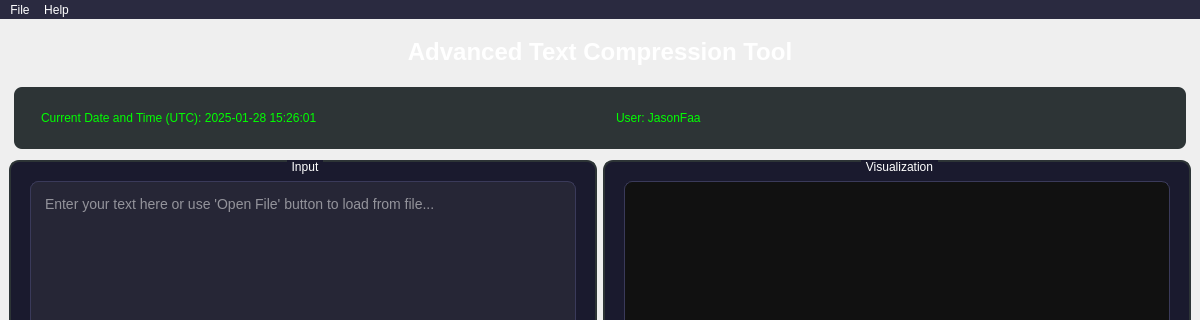
shayan-shm/BWT-RLE-Huffman-Compressor, file main_window.ui: the form before one commit; both pictures show x 0 to 1200 and y 0 to 320 of the 1200 by 827 pixel window.
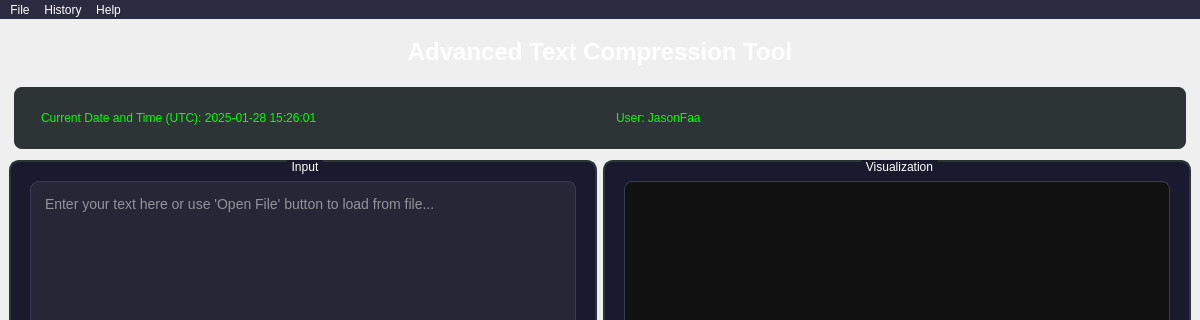
The form after the commit.

Commit message: fix bugs add huffman tree and history

Diff of the .ui file:
```diff
--- a/main_window.ui
+++ b/main_window.ui
@@ -476,6 +476,12 @@
     <addaction name="separator"/>
     <addaction name="actionExit"/>
    </widget>
+   <widget class="QMenu" name="menuHistory">
+    <property name="title">
+     <string>History</string>
+    </property>
+    <addaction name="actionShowHistory"/>
+    </widget>
    <widget class="QMenu" name="menuHelp">
     <property name="title">
      <string>Help</string>
@@ -484,6 +490,7 @@
     <addaction name="actionDocumentation"/>
    </widget>
    <addaction name="menuFile"/>
+   <addaction name="menuHistory"/>
    <addaction name="menuHelp"/>
   </widget>
   <action name="actionOpen">
```
Left out of the diff: 11 changed lines with no effect on the pictures. The commit also changes 3 other files.
